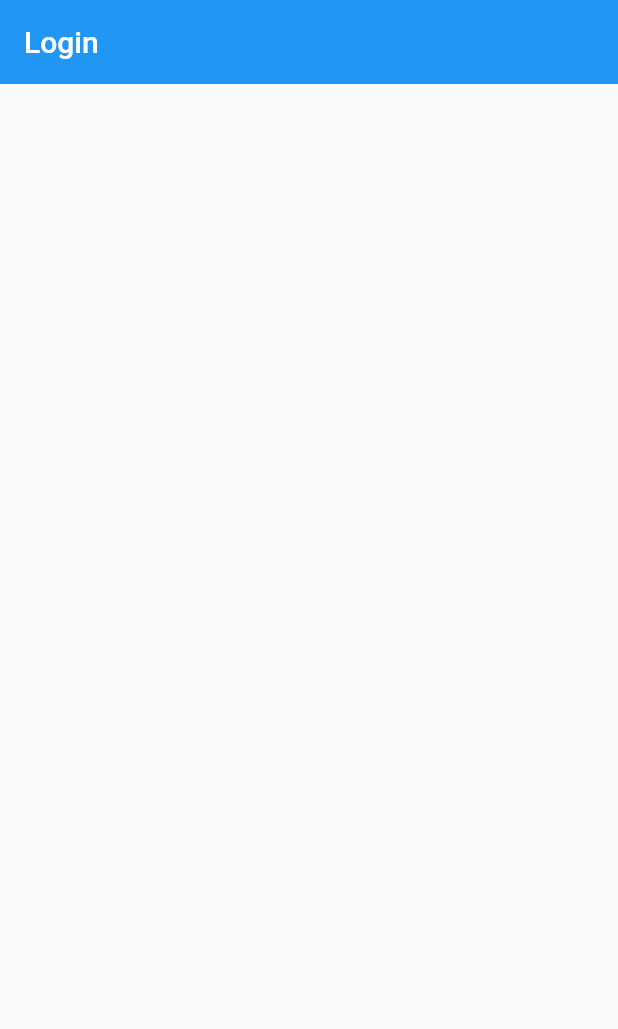
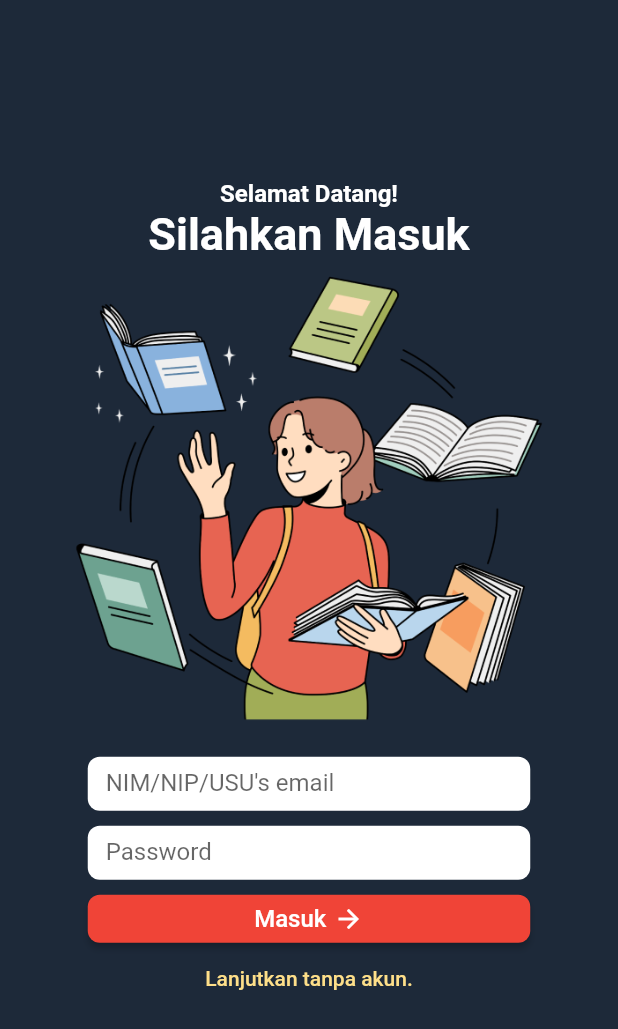
Before and after one commit to MattRiel/pkl-bookstore, a Flutter app: the screen it shows after launch, after a tap on "Selanjutnya", on a phone screen of 412 x 824 dp. Shown: the top 1029 px of the screen. Run offline on Flutter 3.47's test engine with Material 2 defaults, Android fonts, the phone set to English and light mode, and no system bars.

Commit message:
update login screen UI

```diff
--- a/lib/frontpages/login.dart
+++ b/lib/frontpages/login.dart
@@ -1,17 +1,144 @@
+// ignore_for_file: prefer_const_constructors, prefer_const_literals_to_create_immutables
+
 import 'package:flutter/material.dart';
 
-class Login extends StatelessWidget {
+class Login extends StatefulWidget {
   const Login({super.key});
 
   @override
+  State<Login> createState() => _LoginState();
+}
+
+class _LoginState extends State<Login> {
+  @override
   Widget build(BuildContext context) {
     return Scaffold(
-      appBar: AppBar(
-        title: Text("Login"),
-        elevation: 0,
-      ),
-      body: Container(
-        child: Column(),
+      resizeToAvoidBottomInset: true,
+      backgroundColor: Color(0xFF1D2939),
+      body: Center(
+        child: SingleChildScrollView(
+          child: Column(
+            mainAxisAlignment: MainAxisAlignment.center,
+            children: [
+              Text(
+                "Selamat Datang!",
+                style: TextStyle(
+                    fontSize: 16,
+                    fontWeight: FontWeight.w600,
+                    color: Colors.white),
+              ),
+              Text(
+                "Silahkan Masuk",
+                style: TextStyle(
+                    fontWeight: FontWeight.w700,
+                    fontSize: 30,
+                    color: Colors.white),
+              ),
+              Container(
+                  width: MediaQuery.of(context).size.width,
+                  height: 316,
+                  child: Image.asset('figma/login_pic.png')),
+              SizedBox(
+                height: 15,
+              ),
+              Container(
+                width: MediaQuery.of(context).size.width,
+                height: 200,
+                child: Column(
+                  children: [
+                    // Buku Elektronik USU
+                    Column(
+                      children: [
+                        // email
+                        Container(
+                          decoration: BoxDecoration(
+                              color: Colors.white,
+                              borderRadius:
+                                  BorderRadius.all(Radius.circular(8))),
+                          height: 36,
+                          width: 295,
+                          child: Padding(
+                            padding: const EdgeInsets.fromLTRB(12, 0, 12, 0),
+                            child: TextField(
+                              decoration: InputDecoration(
+                                  hintText: "NIM/NIP/USU's email",
+                                  border: InputBorder.none),
+                            ),
+                          ),
+                        ),
+                        SizedBox(
+                          height: 10,
+                        ),
+                        // password
+                        Container(
+                          decoration: BoxDecoration(
+                              color: Colors.white,
+                              borderRadius:
+                                  BorderRadius.all(Radius.circular(8))),
+                          height: 36,
+                          width: 295,
+                          child: Padding(
+                            padding: const EdgeInsets.fromLTRB(12, 0, 12, 0),
+                            child: TextField(
+                              decoration: InputDecoration(
+                                  hintText: "Password",
+                                  border: InputBorder.none),
+                            ),
+                          ),
+                        ),
+                      ],
+                    ),
+                    SizedBox(
+                      height: 10,
+                    ),
+                    // Masuk button
+                    Container(
+                      width: 295,
+                      height: 32,
+                      child: ElevatedButton(
+                        style: ElevatedButton.styleFrom(
+                            primary: Color(0xFFf04437),
+                            shape: RoundedRectangleBorder(
+                                borderRadius:
+                                    BorderRadius.all(Radius.circular(8)))),
+                        onPressed: () {
+                          setState(() {
+                            // Navigator.pushReplacementNamed(context, '/beranda');
+                          });
+                        },
+                        child: Row(
+                          mainAxisAlignment: MainAxisAlignment.center,
+                          children: [
+                            Text(
+                              "Masuk",
+                              style: TextStyle(
+                                  fontWeight: FontWeight.w500, fontSize: 16),
+                            ),
+                            SizedBox(
+                              width: 5,
+                            ),
+                            Icon(
+                              Icons.arrow_forward,
+                              size: 20,
+                            )
+                          ],
+                        ),
+                      ),
+                    ),
+                    TextButton(
+                        onPressed: () {
+                          Navigator.pushNamed(context, '/beranda');
+                        },
+                        child: Text(
+                          'Lanjutkan tanpa akun.',
+                          style: TextStyle(color: Color(0xFFFEDF89)),
+                        ))
+                  ],
+                ),
+              ),
+            ],
+          ),
+        ),
       ),
     );
   }
```
Also changed, not shown: figma/home_figma.png (renamed from figma/home.png), figma/login_figma.png (added), figma/login_pic.png (added).
